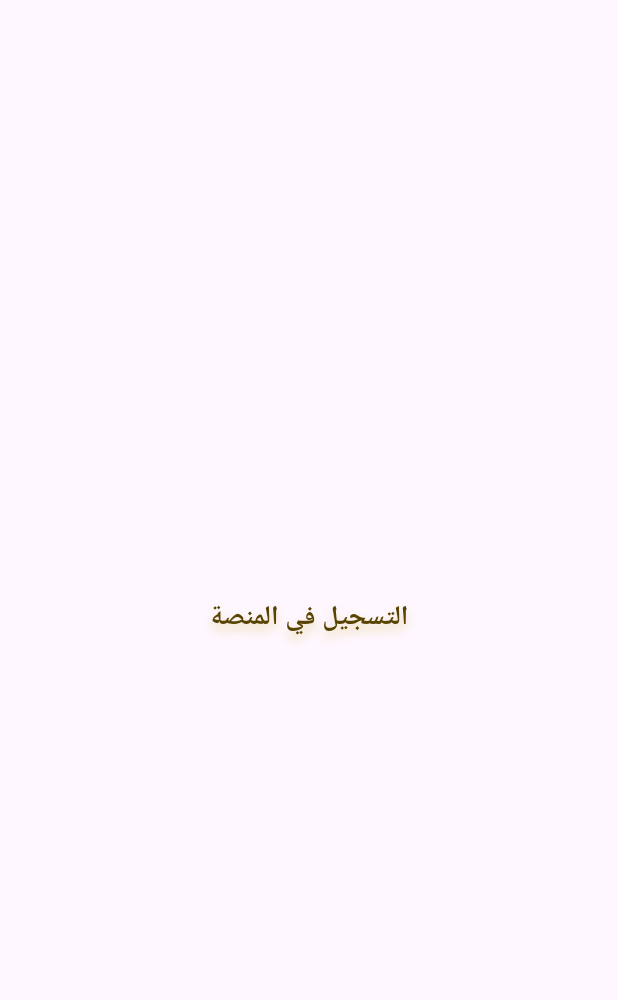
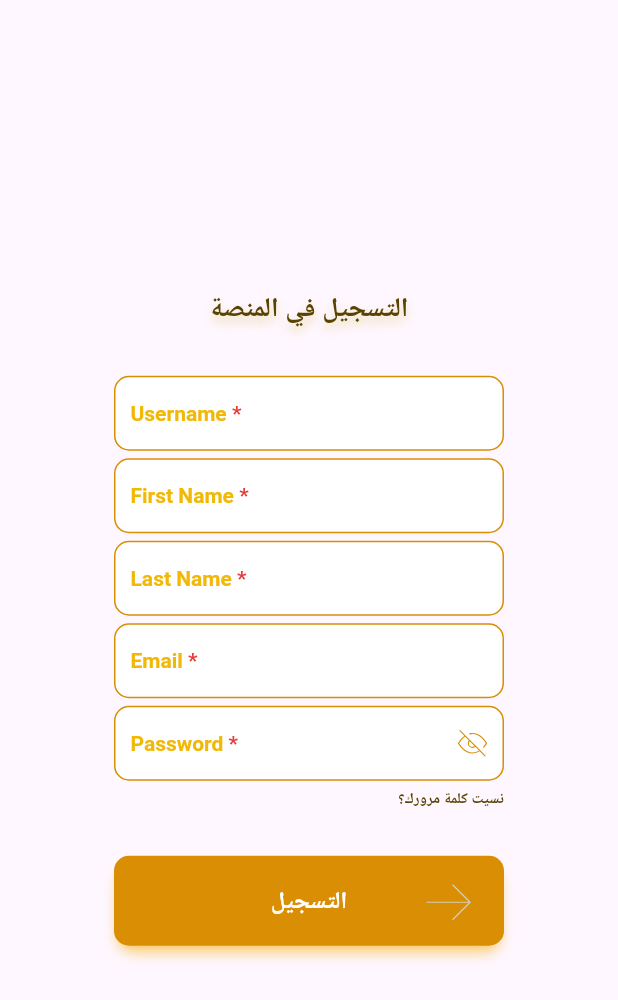
Before and after one commit to MohamedHamdySoftwareEngineer/eye_app, a Flutter app: the SignUp screen opened by its route, on a phone screen of 412 x 824 dp. Shown: the top 1000 px of the screen. Run offline on Flutter 3.47's test engine with Material 3 defaults, Android fonts, the phone set to English and light mode, and no system bars; our stand-ins replace animated_text_kit, flutter_svg, go_router, google_fonts; Roboto replaces fonts that are missing (Cairo).

Commit message:
finish sign up screen

```diff
--- a/lib/core/utils/assets.dart
+++ b/lib/core/utils/assets.dart
@@ -13,4 +13,5 @@ class AssetsData {
   static const bottomIcon = 'assets/images/bottom_icon.svg';
   static const trophyImage = 'assets/images/trophy_image.png';
   static const arrowIconInternal = 'assets/images/arrow_next_internal.svg';
+  static const passwordEye = 'assets/images/password_eye.svg';
 }
--- a/lib/features/home/presentation/views/widgets/strongest_classifiers.dart
+++ b/lib/features/home/presentation/views/widgets/strongest_classifiers.dart
@@ -1,6 +1,7 @@
 import 'package:eye/core/utils/assets.dart';
 import 'package:eye/features/home/presentation/views/widgets/classifier_item.dart';
 import 'package:flutter/material.dart';
+import 'package:flutter/rendering.dart';
 
 class StrongestClassifiers extends StatelessWidget {
   const StrongestClassifiers({super.key});
@@ -8,9 +9,12 @@ class StrongestClassifiers extends StatelessWidget {
   @override
   Widget build(BuildContext context) {
     return Expanded(
-      child: Row(
+      child: LayoutBuilder(builder: (context, constraints) {
+
+        double screenHeight = constraints.maxHeight;
+        return Row(
           children: [
-          const Expanded(
+             Expanded(
               flex: 5,
               child: Column(
                 mainAxisAlignment: MainAxisAlignment.center,
@@ -20,23 +24,23 @@ class StrongestClassifiers extends StatelessWidget {
                     mainAxisAlignment: MainAxisAlignment.center,
                     crossAxisAlignment: CrossAxisAlignment.center,
                     children: [
-                    ClassifierItem(
+                      const ClassifierItem(
                         xAxiz: 2,
                         yAxiz: 0,
                         imagePath: AssetsData.classifierPhotoPNG,
                         name: 'محمد',
                         points: 3128,
                       ),
-                    SizedBox(height: 60),
-                    ClassifierItem(
+                      SizedBox(height: screenHeight * 0.15),
+                      const ClassifierItem(
                         xAxiz: 0.2,
                         yAxiz: 0,
                         imagePath: AssetsData.classifierPhotoPNG,
                         name: 'محمد',
                         points: 2100,
                       ),
-                    SizedBox(height: 60),
-                    ClassifierItem(
+                      SizedBox(height: screenHeight * 0.15),
+                      const ClassifierItem(
                         xAxiz: 3,
                         yAxiz: -0.9,
                         imagePath: AssetsData.classifierPhotoPNG,
@@ -45,19 +49,19 @@ class StrongestClassifiers extends StatelessWidget {
                       ),
                     ],
                   ),
-
                 ],
               ),
             ),
-
             Expanded(
               flex: 3,
               child: SizedBox(
+                height: screenHeight * 0.50,
                 child: Image.asset(AssetsData.trophyImage),
               ),
             ),
           ],
-      ),
+        );
+      }),
     );
   }
 }
--- /dev/null
+++ b/lib/features/sign_in/presentation/views/widgets/forget_password.dart
@@ -0,0 +1,17 @@
+import 'package:eye/core/utils/styles.dart';
+import 'package:flutter/material.dart';
+
+class ForgetPassword extends StatelessWidget {
+  const ForgetPassword({
+    super.key,
+  });
+
+  @override
+  Widget build(BuildContext context) {
+    return Text(
+      'نسيت كلمة مرورك؟',
+      style: Styles.brownText18.copyWith(shadows: [], fontSize: 10),
+      textAlign: TextAlign.right,
+    );
+  }
+}
--- a/lib/features/sign_in/presentation/views/widgets/password_box.dart
+++ b/lib/features/sign_in/presentation/views/widgets/password_box.dart
@@ -1,6 +1,9 @@
 import 'package:eye/constants.dart';
 import 'package:eye/core/utils/styles.dart';
 import 'package:flutter/material.dart';
+import 'package:flutter_svg/flutter_svg.dart';
+
+import '../../../../../core/utils/assets.dart';
 
 class PasswordBox extends StatelessWidget {
   const PasswordBox({super.key,required this.text});
@@ -17,7 +20,10 @@ class PasswordBox extends StatelessWidget {
         borderRadius: BorderRadius.circular(10),
         border: Border.all(color: borderColor, width: 1),
       ),
-      child: RichText(
+      child: Row(
+        mainAxisAlignment: MainAxisAlignment.spaceBetween,
+        children: [
+          RichText(
             text:  TextSpan(
                 text: text,
                 style: Styles.signTextStyle,
@@ -30,6 +36,10 @@ class PasswordBox extends StatelessWidget {
                   ),
                 ]),
           ),
+
+          SvgPicture.asset(AssetsData.passwordEye,width: 20,height: 20,),
+        ],
+      ),
     );
   }
 }
--- a/lib/features/sign_in/presentation/views/widgets/sign_in_body.dart
+++ b/lib/features/sign_in/presentation/views/widgets/sign_in_body.dart
@@ -1,6 +1,7 @@
 import 'package:eye/core/utils/assets.dart';
 import 'package:eye/core/widgets/main_box.dart';
 import 'package:eye/features/sign_in/presentation/views/widgets/email_box.dart';
+import 'package:eye/features/sign_in/presentation/views/widgets/forget_password.dart';
 import 'package:eye/features/sign_in/presentation/views/widgets/password_box.dart';
 import 'package:flutter/material.dart';
 import 'package:go_router/go_router.dart';
@@ -37,7 +38,7 @@ class SignInBody extends StatelessWidget {
             mainAxisAlignment: MainAxisAlignment.spaceBetween,
             children: [
               InkWell(
-                onTap: (){
+                onTap: () {
                   GoRouter.of(context).push(AppRouter.rSignUp);
                 },
                 child: Text(
@@ -45,10 +46,7 @@ class SignInBody extends StatelessWidget {
                   style: Styles.brownText18.copyWith(shadows: [], fontSize: 10),
                 ),
               ),
-              Text(
-                'نسيت كلمة مرورك؟',
-                style: Styles.brownText18.copyWith(shadows: [], fontSize: 10),
-              ),
+              const ForgetPassword(),
             ],
           ),
         ),
--- /dev/null
+++ b/lib/features/sign_up/presentation/views/widgets/name_box.dart
@@ -0,0 +1,36 @@
+import 'package:eye/constants.dart';
+import 'package:eye/core/utils/styles.dart';
+import 'package:flutter/material.dart';
+
+class NameBox extends StatelessWidget {
+  const NameBox({super.key,required this.text});
+  final String text;
+  @override
+  Widget build(BuildContext context) {
+    return Container(
+      padding: const EdgeInsets.symmetric(horizontal: 10),
+      alignment: Alignment.centerLeft,
+      width: 260,
+      height: 50,
+      decoration: BoxDecoration(
+        color: Colors.white,
+        borderRadius: BorderRadius.circular(10),
+        border: Border.all(color: borderColor, width: 1),
+      ),
+      child: RichText(
+        text:  TextSpan(
+          text: text,
+          style: Styles.signTextStyle,
+          children: const <TextSpan>[
+            TextSpan(
+              text: ' *',
+              style: TextStyle(
+                color: Color(0xffE43B3B),
+              ),
+            ),
+          ],
+        ),
+      ),
+    );
+  }
+}
--- a/lib/features/sign_up/presentation/views/widgets/sign_up_body.dart
+++ b/lib/features/sign_up/presentation/views/widgets/sign_up_body.dart
@@ -1,6 +1,13 @@
+import 'package:eye/features/sign_in/presentation/views/widgets/email_box.dart';
+import 'package:eye/features/sign_in/presentation/views/widgets/forget_password.dart';
+import 'package:eye/features/sign_in/presentation/views/widgets/password_box.dart';
+import 'package:eye/features/sign_up/presentation/views/widgets/name_box.dart';
 import 'package:flutter/material.dart';
 
+import '../../../../../constants.dart';
+import '../../../../../core/utils/assets.dart';
 import '../../../../../core/utils/styles.dart';
+import '../../../../../core/widgets/main_box.dart';
 
 class SignUpBody extends StatelessWidget {
   const SignUpBody({super.key});
@@ -15,6 +22,31 @@ class SignUpBody extends StatelessWidget {
           'التسجيل في المنصة',
           style: Styles.brownText18,
         ),
+
+        SizedBox(height: 30,),
+
+        NameBox(text: 'Username'),
+        SizedBox(height: 5,),
+        NameBox(text: 'First Name'),
+        SizedBox(height: 5,),
+        NameBox(text: 'Last Name'),
+        SizedBox(height: 5,),
+        EmailBox(text: 'Email'),
+        SizedBox(height: 5,),
+        PasswordBox(text: 'Password'),
+        SizedBox(height: 5,),
+        SizedBox(width: 260,
+          child: ForgetPassword()),
+        SizedBox(
+          height: 30,
+        ),
+        MainBox(
+          text: 'التسجيل',
+          assetName: AssetsData.arrowIconInternal,
+          numWidHig: 30,
+          numRight: 22,
+          numTop: 16,
+        ),
       ]),
     );
   }
```
Also changed, not shown: assets/images/password_eye.svg (added). Lines whose indentation alone changed are shown as unchanged.
